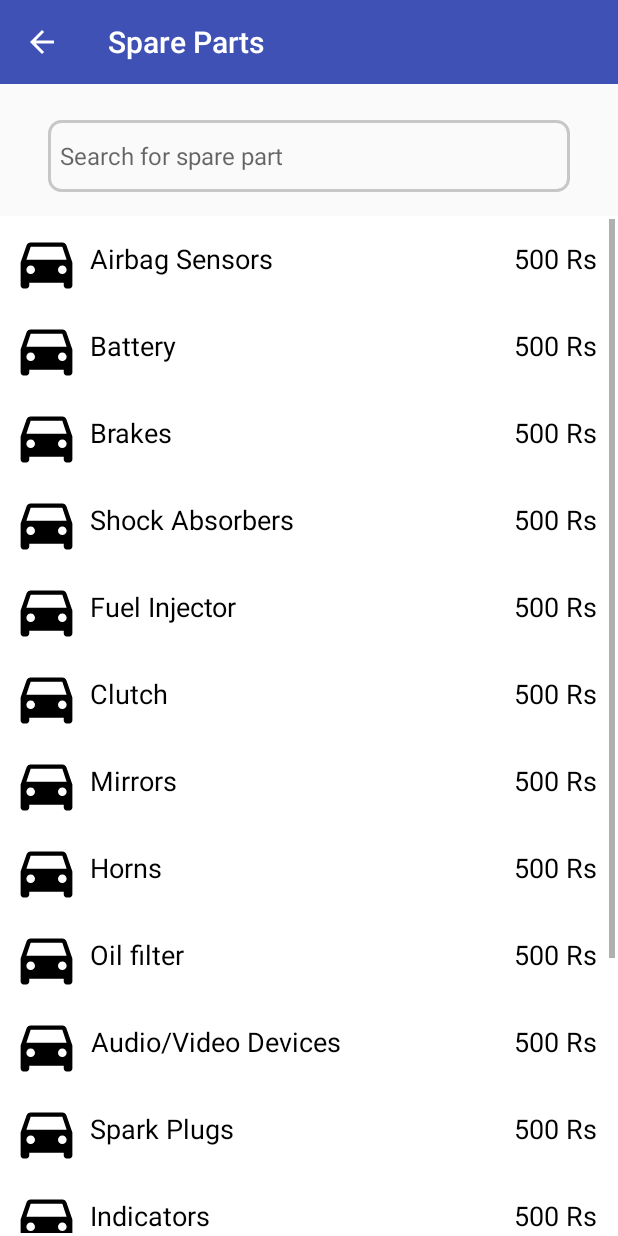
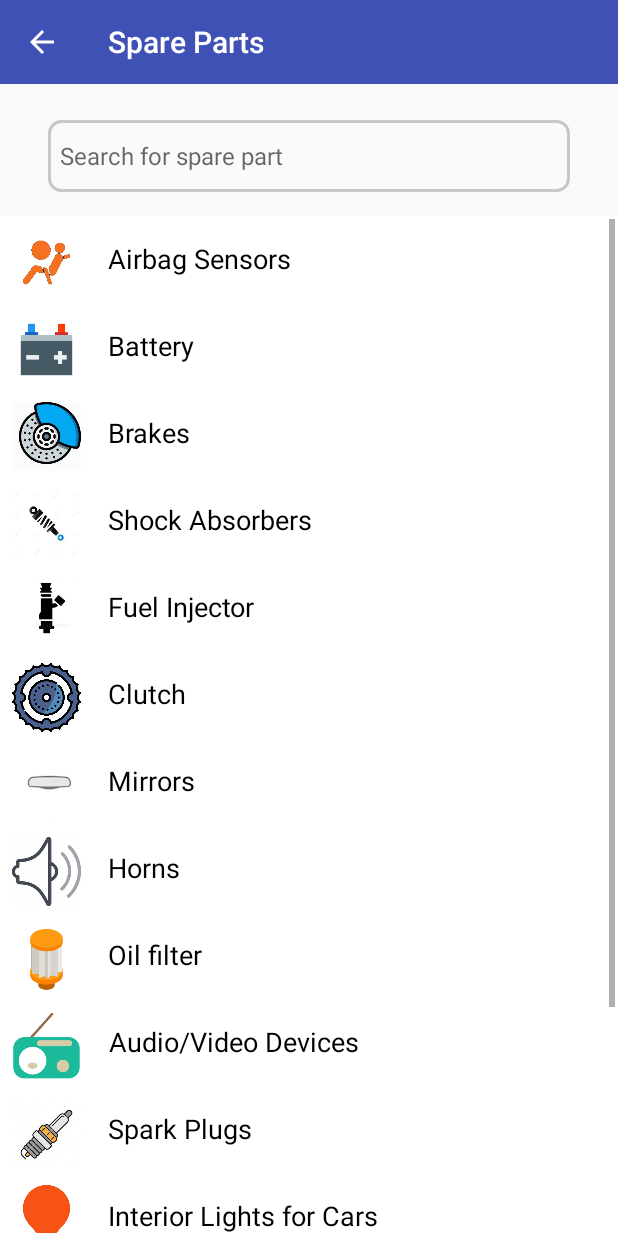
Before and after one commit to prashantbhandari1999/Vehicle-Assistance, an Android app: the SparePartsActivity screen opened directly, with no data from a screen before it, on a phone screen of 412 x 824 dp. Run offline under Robolectric (Android 15) with nearby library versions, the phone set to English and light mode, and no system bars.

Commit message:
Icons for Spare Parts Added Links send via Email

```diff
--- a/app/src/main/java/com/example/vehicleassistance/ExampleSpareParts.java
+++ b/app/src/main/java/com/example/vehicleassistance/ExampleSpareParts.java
@@ -1,29 +1,24 @@
 package com.example.vehicleassistance;
+
 
 public class ExampleSpareParts {
     private int mImageResource;
     private String mText1;
-    private String mText2;
 
 
-    public ExampleSpareParts(int imageResource, String text1,String text2) {
+
+    public ExampleSpareParts(int imageResource, String text1) {
         mImageResource = imageResource;
         mText1 = text1;
-        mText2 = text2;
-
-
     }
 
     public int getImageResource() {
         return mImageResource;
     }
 
+
     public String getText1() {
         return mText1;
     }
 
-    public String getText2() {
-        return mText2;
-    }
-
 }
--- a/app/src/main/java/com/example/vehicleassistance/SparePartsActivity.java
+++ b/app/src/main/java/com/example/vehicleassistance/SparePartsActivity.java
@@ -4,11 +4,18 @@ import androidx.appcompat.app.AppCompatActivity;
 import androidx.recyclerview.widget.LinearLayoutManager;
 import androidx.recyclerview.widget.RecyclerView;
 
+import android.graphics.Color;
 import android.os.Bundle;
 import android.text.Editable;
+import android.text.Html;
+import android.text.Spanned;
 import android.text.TextWatcher;
+import android.text.method.LinkMovementMethod;
 import android.view.MenuItem;
+import android.view.View;
 import android.widget.EditText;
+import android.widget.TextView;
+import android.widget.Toast;
 
 import java.util.ArrayList;
 
@@ -26,6 +33,7 @@ public class SparePartsActivity extends AppCompatActivity {
         getSupportActionBar().setDisplayHomeAsUpEnabled(true);
         createExampleList();
         buildRecyclerView();
+
 
         EditText editText = findViewById(R.id.editText_spareparts);
         editText.addTextChangedListener(new TextWatcher() {
@@ -47,6 +55,19 @@ public class SparePartsActivity extends AppCompatActivity {
 
     }
 
+        public void open_links(View view){
+            TextView tv = findViewById(R.id.textView_spare);
+
+            Spanned html = Html.fromHtml("Click the link to visit <br />" +
+                    "<a href='https://www.airbagcenter.com'>Airbagcenter.com</a>");
+
+            tv.setMovementMethod(LinkMovementMethod.getInstance());
+
+            // Set TextView text from html
+            tv.setText(html);
+        }
+
+
     private void filter(String text) {
         ArrayList<ExampleSpareParts> filteredList = new ArrayList<>();
 
@@ -61,22 +82,21 @@ public class SparePartsActivity extends AppCompatActivity {
 
     private void createExampleList() {
         mExampleList = new ArrayList<>();
-        mExampleList.add(new ExampleSpareParts(R.drawable.ic_car_icon, "Airbag Sensors","500 Rs" ));
-        mExampleList.add(new ExampleSpareParts(R.drawable.ic_car_icon, "Battery","500 Rs"));
-        mExampleList.add(new ExampleSpareParts(R.drawable.ic_car_icon, "Brakes","500 Rs"));
-        mExampleList.add(new ExampleSpareParts(R.drawable.ic_car_icon, "Shock Absorbers","500 Rs"));
-        mExampleList.add(new ExampleSpareParts(R.drawable.ic_car_icon, "Fuel Injector","500 Rs"));
-        mExampleList.add(new ExampleSpareParts(R.drawable.ic_car_icon, "Clutch","500 Rs"));
-        mExampleList.add(new ExampleSpareParts(R.drawable.ic_car_icon, "Mirrors","500 Rs"));
-        mExampleList.add(new ExampleSpareParts(R.drawable.ic_car_icon, "Horns","500 Rs"));
-        mExampleList.add(new ExampleSpareParts(R.drawable.ic_car_icon, "Oil filter ","500 Rs"));
-        mExampleList.add(new ExampleSpareParts(R.drawable.ic_car_icon, "Audio/Video Devices","500 Rs"));
-        mExampleList.add(new ExampleSpareParts(R.drawable.ic_car_icon, "Spark Plugs","500 Rs"));
-        mExampleList.add(new ExampleSpareParts(R.drawable.ic_car_icon, "Indicators ","500 Rs"));
-        mExampleList.add(new ExampleSpareParts(R.drawable.ic_car_icon, "Interior Lights for Cars","500 Rs"));
-        mExampleList.add(new ExampleSpareParts(R.drawable.ic_car_icon, "Fuel Indicators","500 Rs"));
-        mExampleList.add(new ExampleSpareParts(R.drawable.ic_car_icon, "Spedometers","500 Rs"));
-        mExampleList.add(new ExampleSpareParts(R.drawable.ic_car_icon, "Tyres","500 Rs"));
+        mExampleList.add(new ExampleSpareParts(R.drawable.airbag, "Airbag Sensors" ));
+        mExampleList.add(new ExampleSpareParts(R.drawable.battery, "Battery"));
+        mExampleList.add(new ExampleSpareParts(R.drawable.brakes, "Brakes"));
+        mExampleList.add(new ExampleSpareParts(R.drawable.shock, "Shock Absorbers"));
+        mExampleList.add(new ExampleSpareParts(R.drawable.fuel_injector, "Fuel Injector"));
+        mExampleList.add(new ExampleSpareParts(R.drawable.clutch, "Clutch"));
+        mExampleList.add(new ExampleSpareParts(R.drawable.mirror, "Mirrors"));
+        mExampleList.add(new ExampleSpareParts(R.drawable.horn, "Horns"));
+        mExampleList.add(new ExampleSpareParts(R.drawable.oil, "Oil filter "));
+        mExampleList.add(new ExampleSpareParts(R.drawable.radio, "Audio/Video Devices"));
+        mExampleList.add(new ExampleSpareParts(R.drawable.spark, "Spark Plugs"));
+        mExampleList.add(new ExampleSpareParts(R.drawable.bulb, "Interior Lights for Cars"));
+        mExampleList.add(new ExampleSpareParts(R.drawable.fuel_indicator, "Fuel Indicators"));
+        mExampleList.add(new ExampleSpareParts(R.drawable.speed, "Speedometers"));
+        mExampleList.add(new ExampleSpareParts(R.drawable.tyres, "Tyres"));
 
     }
 
--- a/app/src/main/java/com/example/vehicleassistance/Spare_Parts_Adapter.java
+++ b/app/src/main/java/com/example/vehicleassistance/Spare_Parts_Adapter.java
@@ -5,8 +5,6 @@ import android.view.View;
 import android.view.ViewGroup;
 import android.widget.ImageView;
 import android.widget.TextView;
-
-import androidx.annotation.NonNull;
 import androidx.recyclerview.widget.RecyclerView;
 
 import java.util.ArrayList;
@@ -17,13 +15,15 @@ public class Spare_Parts_Adapter extends RecyclerView.Adapter<Spare_Parts_Adapte
     public static class ExampleViewHolder extends RecyclerView.ViewHolder {
         public ImageView mImageView;
         public TextView mTextView1;
-        public TextView mTextView2;
+//        public TextView mTextView2;
+
 
         public ExampleViewHolder(View itemView) {
             super(itemView);
             mImageView = itemView.findViewById(R.id.imageView_sparepart);
-            mTextView1 = itemView.findViewById(R.id.textView_sparepart);
-            mTextView2 = itemView.findViewById(R.id.textView_sparepart_price);
+            mTextView1 = itemView.findViewById(R.id.textView_spare);
+//          mTextView2 = itemView.findViewById(R.id.textView_sparepart_price);
+
 
         }
     }
@@ -45,9 +45,10 @@ public class Spare_Parts_Adapter extends RecyclerView.Adapter<Spare_Parts_Adapte
         ExampleSpareParts currentItem = mExampleList.get(position);
 
         holder.mImageView.setImageResource(currentItem.getImageResource());
+
+
         holder.mTextView1.setText(currentItem.getText1());
-        holder.mTextView2.setText(currentItem.getText2());
-
+//        holder.mTextView2.setText(currentItem.getText2());
 
     }
 
--- a/app/src/main/res/layout/activity_spare_parts.xml
+++ b/app/src/main/res/layout/activity_spare_parts.xml
@@ -22,6 +22,8 @@
         android:hint="Search for spare part"
         android:paddingLeft="8dp"
         android:textSize="16sp"
+        android:clickable="true"
+        android:onClick="open_links"
         android:singleLine="true"
         android:layout_marginBottom="8dp"
         app:layout_constraintEnd_toEndOf="parent"
--- a/app/src/main/res/layout/example_sparepart.xml
+++ b/app/src/main/res/layout/example_sparepart.xml
@@ -1,5 +1,6 @@
 <?xml version="1.0" encoding="utf-8"?>
 <androidx.cardview.widget.CardView xmlns:android="http://schemas.android.com/apk/res/android"
+    xmlns:tools="http://schemas.android.com/tools"
     android:layout_width="match_parent"
     android:layout_height="wrap_content"
     xmlns:app="http://schemas.android.com/apk/res-auto">
@@ -14,33 +15,37 @@
             android:id="@+id/imageView_sparepart"
             android:layout_width="50dp"
             android:layout_height="50dp"
-            android:padding="2dp" />
+            android:padding="2dp"
+            android:layout_marginRight="8dp"/>
 
         <TextView
-            android:id="@+id/textView_sparepart"
+            android:id="@+id/textView_spare"
             android:layout_width="wrap_content"
             android:layout_height="wrap_content"
+            android:layout_marginLeft="8dp"
+            android:layout_marginTop="10dp"
+            android:layout_toRightOf="@+id/imageView_sparepart"
+            android:gravity="fill_vertical"
+            android:text="Spare Part"
+            android:linksClickable="true"
+            android:clickable="true"
+            android:onClick="open_links"
             android:textAlignment="center"
-            android:layout_toRightOf="@+id/imageView_sparepart"
-            android:text="Spare parts"
             android:textColor="@android:color/black"
-            android:layout_marginLeft="4dp"
-            android:layout_marginTop="10dp"
-            android:gravity="fill_vertical"
             android:textSize="18sp" />
 
-        <TextView
-            android:id="@+id/textView_sparepart_price"
-            android:layout_width="wrap_content"
-            android:layout_height="wrap_content"
-            android:textAlignment="center"
-            android:text="Price"
-            android:textColor="@android:color/black"
-            android:layout_marginRight="8dp"
-            android:layout_alignParentEnd="true"
-            android:layout_marginTop="10dp"
-            android:gravity="fill_vertical"
-            android:textSize="18sp" />
+<!--        <TextView-->
+<!--            android:id="@+id/textView_sparepart_price"-->
+<!--            android:layout_width="wrap_content"-->
+<!--            android:layout_height="wrap_content"-->
+<!--            android:textAlignment="center"-->
+<!--            android:text="Price"-->
+<!--            android:textColor="@android:color/black"-->
+<!--            android:layout_marginRight="8dp"-->
+<!--            android:layout_alignParentEnd="true"-->
+<!--            android:layout_marginTop="10dp"-->
+<!--            android:gravity="fill_vertical"-->
+<!--            android:textSize="18sp" />-->
 
 
 
--- a/app/src/main/res/values/strings.xml
+++ b/app/src/main/res/values/strings.xml
@@ -21,6 +21,8 @@
     <string name="title_dashboard">Dashboard</string>
     <string name="title_notifications">Notifications</string>
 
+
+
     <!-- TODO: Remove or change this placeholder text -->
     <string name="hello_blank_fragment">Hello blank fragment</string>
 </resources>
```
Also changed, not shown: app/src/main/res/drawable/airbag.png (added), app/src/main/res/drawable/battery.png (added), app/src/main/res/drawable/brakes.png (added), app/src/main/res/drawable/bulb.png (added), app/src/main/res/drawable/clutch.png (added), app/src/main/res/drawable/fuel_indicator.png (added), app/src/main/res/drawable/fuel_injector.png (added), app/src/main/res/drawable/horn.png (added), app/src/main/res/drawable/mirror.png (added), app/src/main/res/drawable/oil.png, app/src/main/res/drawable/radio.png (added), app/src/main/res/drawable/shock.png (added), app/src/main/res/drawable/spark.png (added), app/src/main/res/drawable/speed.png (added).
